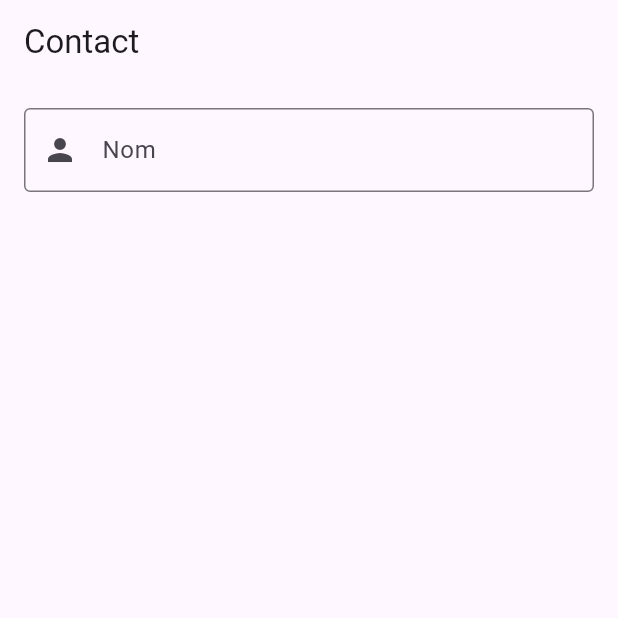
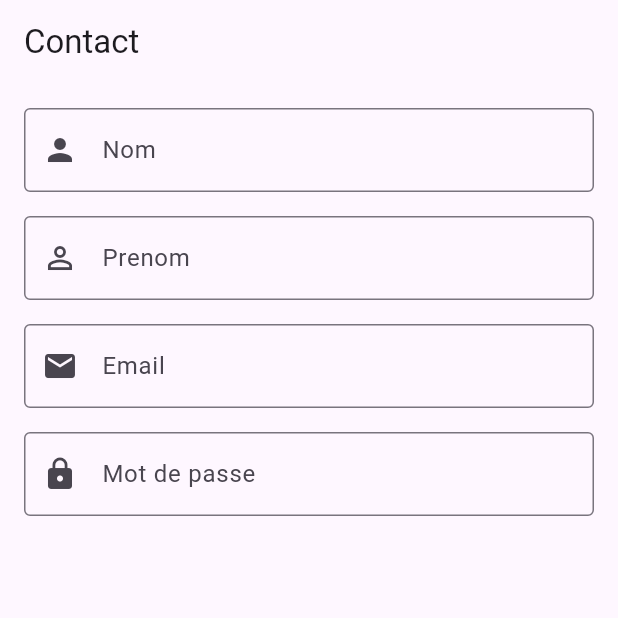
Before and after one commit to Moussa-coder/formulaire_de_connexion-avec-flutter, a Flutter app: the screen it shows after launch, on a phone screen of 412 x 824 dp, the top half of it. Run offline on Flutter 3.47's test engine with Material 3 defaults, Android fonts, the phone set to English and light mode, and no system bars.

Commit message:
Prenom , email, mot de passe

```diff
--- a/mon_projet/lib/Connexion.dart
+++ b/mon_projet/lib/Connexion.dart
@@ -9,7 +9,7 @@ class Connexion extends StatefulWidget {
 
 class _ConnexionState extends State<Connexion> {
   final _formKey = GlobalKey<FormState>();
-  // final _passwordController = TextEditingController();
+  final _passwordController = TextEditingController();
 
   String nom = '';
   String prenom = '';
@@ -33,7 +33,39 @@ class _ConnexionState extends State<Connexion> {
                   prefixIcon: Icon(Icons.person),
                   border: OutlineInputBorder(),
                 ),
-              )
+              ),
+              const SizedBox(height: 16,),
+
+              // Champ Prenom
+               TextFormField(
+                decoration: const InputDecoration(
+                  labelText: 'Prenom',
+                  prefixIcon: Icon(Icons.person_outline),
+                  border: OutlineInputBorder(),
+                ),
+              ),
+              const SizedBox(height: 16,),
+
+              // Champ Email
+               TextFormField(
+                decoration: const InputDecoration(
+                  labelText: 'Email',
+                  prefixIcon: Icon(Icons.email),
+                  border: OutlineInputBorder(),
+                ),
+              ),
+              const SizedBox(height: 16),
+
+              // Champ Mot de passe
+              TextFormField(
+                controller: _passwordController,
+                decoration: const InputDecoration(
+                  labelText: 'Mot de passe',
+                  prefixIcon: Icon(Icons.lock),
+                  border: OutlineInputBorder(),
+                ),
+              ),
+              const SizedBox(height: 16),
             ],
           ),
         ),
```
